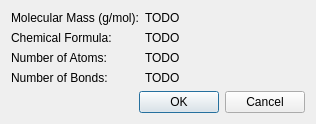
Qt form avogadro/qtplugins/molecularproperties/molecularpropertiesdialog.ui (OpenChemistry/avogadrolibs) before a commit.
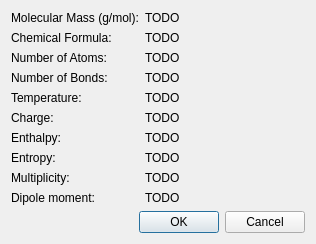
The same form after that commit.

Commit message: Display new attributes in the Molecular Properties box

Patch:
```diff
--- a/avogadro/qtplugins/molecularproperties/molecularpropertiesdialog.ui
+++ b/avogadro/qtplugins/molecularproperties/molecularpropertiesdialog.ui
@@ -75,6 +75,90 @@
        </property>
       </widget>
      </item>
+     <item row="4" column="0">
+      <widget class="QLabel" name="label_9">
+       <property name="text">
+        <string>Temperature:</string>
+       </property>
+      </widget>
+     </item>
+     <item row="4" column="1">
+      <widget class="QLabel" name="temperatureLabel">
+       <property name="text">
+        <string>TODO</string>
+       </property>
+      </widget>
+     </item>
+     <item row="5" column="0">
+      <widget class="QLabel" name="label_10">
+       <property name="text">
+        <string>Charge:</string>
+       </property>
+      </widget>
+     </item>
+     <item row="5" column="1">
+      <widget class="QLabel" name="chargeLabel">
+       <property name="text">
+        <string>TODO</string>
+       </property>
+      </widget>
+     </item>
+     <item row="6" column="0">
+      <widget class="QLabel" name="label_11">
+       <property name="text">
+        <string>Enthalpy:</string>
+       </property>
+      </widget>
+     </item>
+     <item row="6" column="1">
+      <widget class="QLabel" name="enthalpyLabel">
+       <property name="text">
+        <string>TODO</string>
+       </property>
+      </widget>
+     </item>
+     <item row="7" column="0">
+      <widget class="QLabel" name="label_12">
+       <property name="text">
+        <string>Entropy:</string>
+       </property>
+      </widget>
+     </item>
+     <item row="7" column="1">
+      <widget class="QLabel" name="entropyLabel">
+       <property name="text">
+        <string>TODO</string>
+       </property>
+      </widget>
+     </item>
+     <item row="8" column="0">
+      <widget class="QLabel" name="label_13">
+       <property name="text">
+        <string>Multiplicity:</string>
+       </property>
+      </widget>
+     </item>
+     <item row="8" column="1">
+      <widget class="QLabel" name="multiplicityLabel">
+       <property name="text">
+        <string>TODO</string>
+       </property>
+      </widget>
+     </item>
+     <item row="9" column="0">
+      <widget class="QLabel" name="label_14">
+       <property name="text">
+        <string>Dipole moment:</string>
+       </property>
+      </widget>
+     </item>
+     <item row="9" column="1">
+      <widget class="QLabel" name="dipoleMomentLabel">
+       <property name="text">
+        <string>TODO</string>
+       </property>
+      </widget>
+     </item>
     </layout>
    </item>
    <item>
```
The commit also changes 1 other file.
